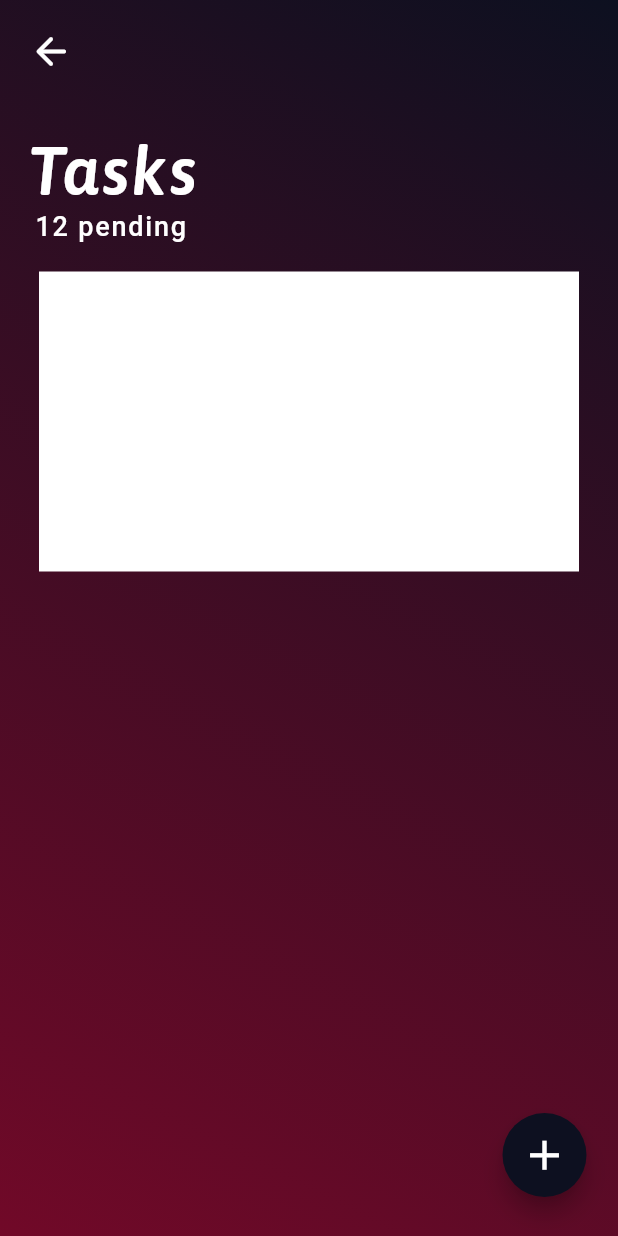
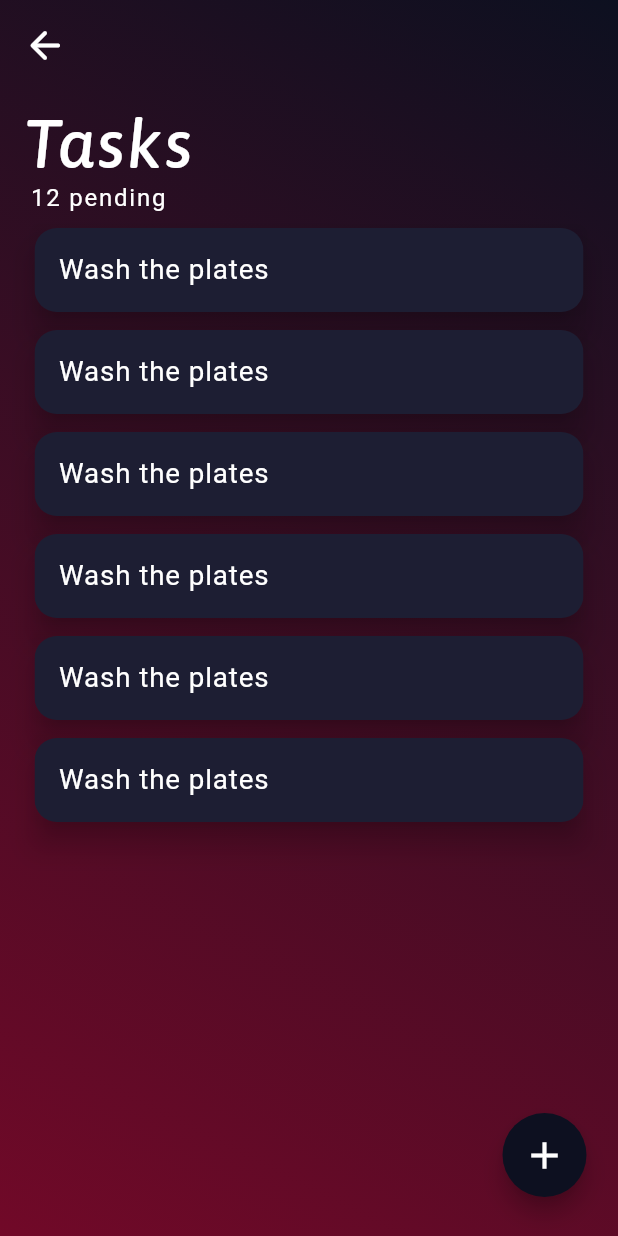
Before and after one commit to Bamidele1234/CRUD-with-Firebase, a Flutter app: the Body1Screen screen opened by its route, on a phone screen of 412 x 824 dp. Run offline on Flutter 3.47's test engine with Material 2 defaults, Android fonts, the phone set to English and light mode, and no system bars; our stand-ins replace animated_text_kit, auto_route, responsive_framework.

Commit message:
Submitted the exercise

```diff
--- a/lib/app_router/router.dart
+++ b/lib/app_router/router.dart
@@ -9,7 +9,7 @@ import '../screens/home_screen.dart';
 
 @AdaptiveAutoRouter(
   routes: [
-    AutoRoute(page: Body1Screen, initial: true),
+    AutoRoute(page: SplashScreen, initial: true),
     CustomRoute(
       path: HomeScreen.tag,
       page: HomeScreen,
@@ -34,14 +34,12 @@ import '../screens/home_screen.dart';
       transitionsBuilder: TransitionsBuilders.slideLeft,
       durationInMilliseconds: 100,
     ),
-    /*
     CustomRoute(
       path: Body1Screen.tag,
       page: Body1Screen,
       transitionsBuilder: TransitionsBuilders.slideLeft,
       durationInMilliseconds: 100,
     ),
-     */
   ],
 )
 class $AppRouter {}
--- a/lib/constants.dart
+++ b/lib/constants.dart
@@ -7,6 +7,7 @@ const kScaffoldColor = Color(0xFF0D1020);
 const kShadowColor = Color(0xffEE2F69);
 const kGradientColor = Color(0xFF710928);
 const kSheetColor = Color(0xFF170F20);
+const kListTileColor = Color(0xFF1D1E33);
 
 double kbuttonTextSize = 15;
 
--- a/lib/list/task_list.dart
+++ b/lib/list/task_list.dart
@@ -1,13 +1,35 @@
+import 'package:exercise6/reusables/task_tile.dart';
 import 'package:flutter/material.dart';
+
+import '../model/task.dart';
 
 class TaskList extends StatelessWidget {
   const TaskList({Key? key}) : super(key: key);
 
   @override
   Widget build(BuildContext context) {
-    return Container(
-      height: 200,
-      color: Colors.white,
+    List<Todo> myTasks = [
+      Todo(task: 'Wash the plates', id: 1),
+      Todo(task: 'Wash the plates', id: 2),
+      Todo(task: 'Wash the plates', id: 3),
+      Todo(task: 'Wash the plates', id: 4),
+      Todo(task: 'Wash the plates', id: 5),
+      Todo(task: 'Wash the plates', id: 6),
+    ];
+
+    return ScrollConfiguration(
+      behavior: ScrollConfiguration.of(context).copyWith(
+        scrollbars: false,
+        physics: const BouncingScrollPhysics(),
+      ),
+      child: ListView.builder(
+        itemCount: myTasks.length,
+        itemBuilder: (context, index) {
+          return TaskTile(
+            item: myTasks[index],
+          );
+        },
+      ),
     );
   }
 }
--- a/lib/reusables/back_button.dart
+++ b/lib/reusables/back_button.dart
@@ -4,13 +4,16 @@ import 'package:flutter/material.dart';
 /// Custom Back button for popping off stacks
 class MyBackButton extends StatelessWidget {
   const MyBackButton({
+    this.myPadding = 10,
     Key? key,
   }) : super(key: key);
+
+  final double myPadding;
 
   @override
   Widget build(BuildContext context) {
     return Padding(
-      padding: const EdgeInsets.all(10),
+      padding: EdgeInsets.all(myPadding),
       child: IconButton(
         onPressed: () {
           context.router.pop();
--- a/lib/reusables/task_tile.dart
+++ b/lib/reusables/task_tile.dart
@@ -1,10 +1,62 @@
+import 'package:exercise6/constants.dart';
 import 'package:flutter/material.dart';
 
+import '../model/task.dart';
+
 class TaskTile extends StatelessWidget {
-  const TaskTile({Key? key}) : super(key: key);
+  const TaskTile({
+    required this.item,
+    Key? key,
+  }) : super(key: key);
 
+  final Todo item;
   @override
   Widget build(BuildContext context) {
-    return Container();
+    return Padding(
+      padding: const EdgeInsets.symmetric(vertical: 2, horizontal: 4),
+      child: Dismissible(
+        key: ObjectKey(item.id),
+        direction: DismissDirection.startToEnd,
+        onDismissed: (direction) {},
+        background: Container(
+          color: Colors.transparent,
+          child: Padding(
+            padding: const EdgeInsets.only(left: 10),
+            child: Align(
+              alignment: Alignment.centerLeft,
+              child: Row(
+                children: const [
+                  Icon(
+                    Icons.delete_outline_outlined,
+                    color: kShadowColor,
+                    size: 28,
+                  ),
+                  SizedBox(
+                    width: 8,
+                  ),
+                  Text(
+                    'Delete',
+                    style: TextStyle(
+                      fontSize: 17.5,
+                      letterSpacing: 1.5,
+                    ),
+                  ),
+                ],
+              ),
+            ),
+          ),
+        ),
+        child: Card(
+          color: Colors.transparent,
+          elevation: 8,
+          child: ListTile(
+            title: Text(
+              item.task,
+              style: const TextStyle(fontSize: 18.5, letterSpacing: 0.6),
+            ),
+          ),
+        ),
+      ),
+    );
   }
 }
--- a/lib/screens/body1_screen.dart
+++ b/lib/screens/body1_screen.dart
@@ -31,7 +31,7 @@ class Body1Screen extends StatelessWidget {
             tooltip: 'Add a task',
             child: const Icon(
               Icons.add,
-              size: 33,
+              size: 30,
               color: Colors.white,
             ),
           ),
@@ -42,46 +42,41 @@ class Body1Screen extends StatelessWidget {
           child: SafeArea(
             child: Column(
               crossAxisAlignment: CrossAxisAlignment.start,
-              mainAxisSize: MainAxisSize.max,
               children: [
-                const MyBackButton(),
-                Padding(
-                  padding: kPagePadding,
+                const MyBackButton(myPadding: 6),
+                Expanded(
+                  child: Padding(
+                    padding: kPagePadding.copyWith(
+                        top: 10, bottom: 12, left: 15, right: 15),
                     child: Column(
-                    mainAxisSize: MainAxisSize.min,
                       crossAxisAlignment: CrossAxisAlignment.stretch,
                       children: const [
                         Text(
                           'Tasks',
                           style: TextStyle(
                             fontFamily: 'Asap',
-                          fontWeight: FontWeight.w600,
+                            fontWeight: FontWeight.w500,
                             fontSize: 45,
                             letterSpacing: 1.5,
                             fontStyle: FontStyle.italic,
                           ),
                         ),
                         Padding(
-                        padding: EdgeInsets.only(left: 5),
+                          padding: EdgeInsets.only(left: 5, bottom: 5),
                           child: Text(
                             '12 pending ',
                             style: TextStyle(
-                            fontSize: 18,
+                              fontSize: 16,
                               letterSpacing: 1.2,
-                            fontWeight: FontWeight.w500,
+                              fontWeight: FontWeight.w400,
                             ),
                           ),
                         ),
-                      Padding(
-                        padding: EdgeInsets.symmetric(
-                          vertical: 20,
-                          horizontal: 8,
-                        ),
-                        child: Flexible(
+                        Expanded(
                           child: TaskList(),
                         ),
+                      ],
                     ),
-                    ],
                   ),
                 )
               ],
--- a/lib/theme_data/theme.dart
+++ b/lib/theme_data/theme.dart
@@ -38,5 +38,13 @@ class MyTheme {
     bottomSheetTheme: const BottomSheetThemeData(
       backgroundColor: kSheetColor,
     ),
+    listTileTheme: ListTileThemeData(
+      shape: RoundedRectangleBorder(
+        borderRadius: BorderRadius.circular(15.0),
+      ),
+      // horizontalTitleGap: 7, <= If I eventually decide to add a rounded check box
+      style: ListTileStyle.list,
+      tileColor: kListTileColor,
+    ),
   );
 }
```
Also changed, not shown: lib/app_router/router.gr.dart. Lines whose indentation alone changed are shown as unchanged.
